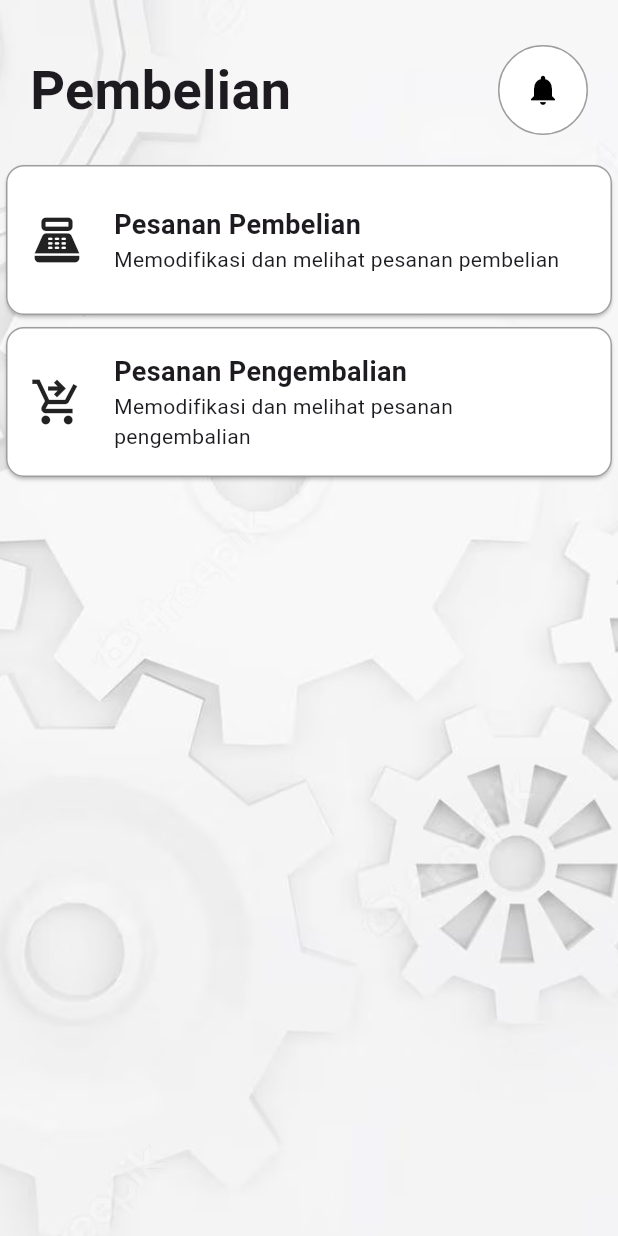
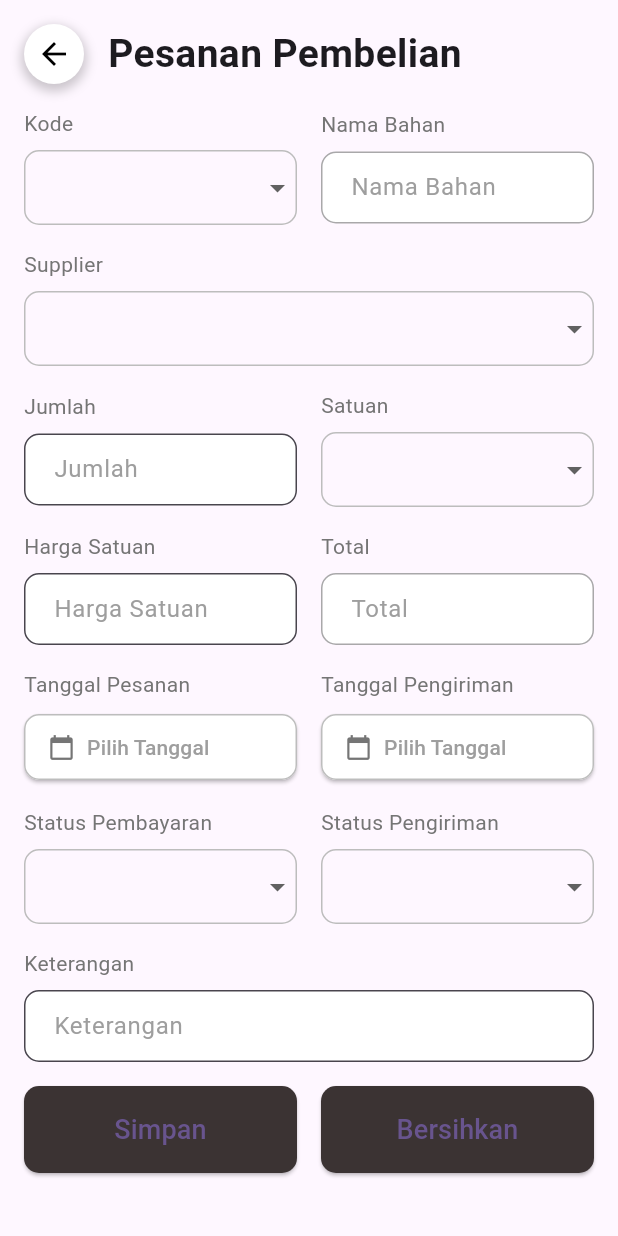
Before and after one commit to h0omanOnEarth/sistem_pencatatan_produksi_cv_bcn, a Flutter app: the MainPembelianAdministrasiScreen screen opened by its route, after a tap on "Pesanan Pembelian", on a phone screen of 412 x 824 dp. Run offline on Flutter 3.47's test engine with Material 2 defaults, Android fonts, the light colour scheme and no system bars; our stand-ins replace flutter_bloc.

Commit message:
form pesanan pembelian

```diff
--- a/lib/administrasi/main/main_administrasi.dart
+++ b/lib/administrasi/main/main_administrasi.dart
@@ -3,6 +3,7 @@ import 'package:sistem_manajemen_produksi_cv_bcn/administrasi/bottom_navigation_
 import 'package:sistem_manajemen_produksi_cv_bcn/administrasi/home_screen_administrasi.dart';
 import 'package:sistem_manajemen_produksi_cv_bcn/administrasi/main/main_laporan.dart';
 import 'package:sistem_manajemen_produksi_cv_bcn/administrasi/main/main_master.dart';
+import 'package:sistem_manajemen_produksi_cv_bcn/administrasi/pembelian/form_pesanan_pembelian.dart';
 import 'package:sistem_manajemen_produksi_cv_bcn/master/form/form_bahan.dart';
 import 'package:sistem_manajemen_produksi_cv_bcn/master/form/form_barang.dart';
 import 'package:sistem_manajemen_produksi_cv_bcn/master/form/form_mesin.dart';
@@ -71,7 +72,8 @@ class _MainAdministrasiState extends State<MainAdministrasi> {
             FormMasterBahanScreen.routeName: (context)=> const FormMasterBahanScreen(),
             FormMasterMesinScreen.routeName:(context)=> const FormMasterMesinScreen(),
             FormMasterBarangScreen.routeName:(context) =>const FormMasterBarangScreen(),
-            ListMasterPelangganScreen.routeName:(context) => const ListMasterPelangganScreen()
+            ListMasterPelangganScreen.routeName:(context) => const ListMasterPelangganScreen(),
+            FormPesananPembelianScreen.routeName:(context)=> const FormPesananPembelianScreen()
           });
   }
 }
--- a/lib/administrasi/main/main_pembelian.dart
+++ b/lib/administrasi/main/main_pembelian.dart
@@ -1,4 +1,5 @@
 import 'package:flutter/material.dart';
+import 'package:sistem_manajemen_produksi_cv_bcn/administrasi/pembelian/form_pesanan_pembelian.dart';
 import 'package:sistem_manajemen_produksi_cv_bcn/notifikasi_screen.dart';
 
 class MainPembelianAdministrasiScreen extends StatefulWidget {
@@ -74,8 +75,8 @@ class _MainMasterAdministrasiScreenState extends State<MainPembelianAdministrasi
                       ],
                     ),
                     const SizedBox(height: 16),
-                    const CardItem(icon: Icons.point_of_sale, textA: 'Pesanan Pembelian', textB: 'Memodifikasi dan melihat pesanan pembelian', pageRoute: '/page1'),
-                    const CardItem(icon: Icons.shopping_cart_checkout, textA: 'Pesanan Pengembalian', textB: 'Memodifikasi dan melihat pesanan pengembalian', pageRoute: '/page2'),
+                    const CardItem(icon: Icons.point_of_sale, textA: 'Pesanan Pembelian', textB: 'Memodifikasi dan melihat pesanan pembelian', pageRoute: FormPesananPembelianScreen()),
+                    const CardItem(icon: Icons.shopping_cart_checkout, textA: 'Pesanan Pengembalian', textB: 'Memodifikasi dan melihat pesanan pengembalian', pageRoute: FormPesananPembelianScreen()),
                   ],
                 ),
               ),
@@ -93,7 +94,7 @@ class CardItem extends StatelessWidget {
   final IconData icon;
   final String textA;
   final String textB;
-  final String pageRoute; // New property to specify the page route
+  final Widget pageRoute; // New property to specify the page route
 
   const CardItem({
     required this.icon,
@@ -106,7 +107,8 @@ class CardItem extends StatelessWidget {
   Widget build(BuildContext context) {
     return GestureDetector(
       onTap: () {
-        Navigator.pushNamed(context, pageRoute);
+              Navigator.push(context,MaterialPageRoute( builder: (context) => pageRoute,),
+            );
       },
       child: Card(
         color: Colors.white,
--- /dev/null
+++ b/lib/administrasi/pembelian/form_pesanan_pembelian.dart
@@ -0,0 +1,372 @@
+import 'package:intl/intl.dart';
+import 'package:flutter/material.dart';
+
+class FormPesananPembelianScreen extends StatefulWidget {
+  static const routeName = '/form_pesanan_pembelian_screen';
+
+  const FormPesananPembelianScreen({super.key});
+
+  @override
+  State<FormPesananPembelianScreen> createState() =>
+      _FormPesananPembelianScreenState();
+}
+
+class _FormPesananPembelianScreenState extends State<FormPesananPembelianScreen> {
+  DateTime? _selectedTanggalPengiriman;
+  DateTime? _selectedTanggalPesanan;
+  String? selectedKode;
+  String? selectedSupplier;
+  String? selectedSatuan;
+  String? selectedStatusPembayaran;
+  String? selectedStatusPengiriman;
+
+Future<void> _selectDate(BuildContext context, String label) async {
+  final DateTime? pickedDate = await showDatePicker(
+    context: context,
+    initialDate: DateTime.now(),
+    firstDate: DateTime(2000),
+    lastDate: DateTime(2101),
+  );
+  if (pickedDate != null && pickedDate != _selectedTanggalPesanan && pickedDate !=_selectedTanggalPengiriman) {
+    print("Picked Date: $pickedDate"); // Check if pickedDate is correct
+    setState(() {
+      if(label=='Tanggal Pesanan'){
+        _selectedTanggalPesanan = pickedDate;
+        print("_selectedDate: $_selectedTanggalPesanan"); // Check if _selectedDate is updated
+      }else if(label== 'Tanggal Pengiriman'){
+        _selectedTanggalPengiriman = pickedDate;
+        print("_selectedDate: $_selectedTanggalPengiriman"); // Check if _selectedDate is updated
+      }
+    });
+  }
+}
+
+  Widget buildTextField(String label, String placeholder,
+    {bool multiline = false, bool isEnabled = true}) {
+    return Column(
+      crossAxisAlignment: CrossAxisAlignment.start,
+      children: [
+        Text(
+          label,
+          style: TextStyle(
+            fontSize: 14,
+            color: Colors.grey[600],
+          ),
+        ),
+        SizedBox(height: 8.0),
+        TextField(
+          maxLines: multiline ? 3 : 1,
+          enabled: isEnabled,
+          decoration: InputDecoration(
+            hintText: placeholder,
+            filled: true,
+            fillColor: Colors.white,
+            border: OutlineInputBorder(
+              borderRadius: BorderRadius.circular(10.0),
+              borderSide: BorderSide(color: Colors.grey[400]!),
+            ),
+            contentPadding:
+                const EdgeInsets.symmetric(vertical: 12.0, horizontal: 16.0),
+            hintStyle: TextStyle(
+              color: Colors.grey[500],
+            ),
+          ),
+        ),
+      ],
+    );
+  }
+
+ Widget buildDropdown(String label, List<String> items) {
+  List<String> uniqueItems = items.toSet().toList(); // Remove duplicates
+  String? selectedValue;
+
+  if (label == 'Kode') {
+    selectedValue = selectedKode;
+  } else if (label == 'Supplier') {
+    selectedValue = selectedSupplier;
+  } else if (label == 'Satuan') {
+    selectedValue = selectedSatuan;
+  } else if(label== 'Status Pembayaran'){
+    selectedValue = selectedStatusPembayaran;
+  }else if (label== 'Status Pengiriman'){
+    selectedValue = selectedStatusPengiriman;
+  }
+
+  return Column(
+    crossAxisAlignment: CrossAxisAlignment.start,
+    children: [
+      Text(
+        label,
+        style: TextStyle(
+          fontSize: 14,
+          color: Colors.grey[600],
+        ),
+      ),
+      SizedBox(height: 8.0),
+      Container(
+        decoration: BoxDecoration(
+          borderRadius: BorderRadius.circular(10.0),
+          border: Border.all(color: Colors.grey[400]!),
+        ),
+        child: DropdownButton<String>(
+          isExpanded: true,
+          value: selectedValue,
+          underline: Container(),
+          items: uniqueItems.map((String value) {
+            return DropdownMenuItem<String>(
+              value: value,
+              child: Padding(
+                padding: const EdgeInsets.symmetric(
+                  vertical: 8.0,
+                  horizontal: 16.0,
+                ),
+                child: Text(
+                  value,
+                  style: TextStyle(color: Colors.black),
+                ),
+              ),
+            );
+          }).toList(),
+          onChanged: (String? newValue) {
+            setState(() {
+              if (label == 'Kode') {
+                selectedKode = newValue;
+              } else if (label == 'Supplier') {
+                selectedSupplier = newValue;
+              } else if (label == 'Satuan') {
+                selectedSatuan = newValue;
+              }else if (label == 'Status Pembayaran') {
+                selectedStatusPembayaran = newValue;
+              }else if (label == 'Status Pengiriman') {
+                selectedStatusPengiriman = newValue;
+              }
+
+            });
+          },
+        ),
+      ),
+    ],
+  );
+}
+
+
+Widget buildDateButton(String label) {
+  String dateText = 'Pilih Tanggal';
+  Color textColor = Colors.grey[500]!;
+
+  if (label == 'Tanggal Pesanan') {
+    dateText = _selectedTanggalPesanan == null
+        ? 'Pilih Tanggal'
+        : DateFormat.yMMMMd().format(_selectedTanggalPesanan!);
+    textColor = _selectedTanggalPesanan == null ? Colors.grey[500]! : Colors.black;
+  } else if (label == 'Tanggal Pengiriman') {
+    dateText = _selectedTanggalPengiriman == null
+        ? 'Pilih Tanggal'
+        : DateFormat.yMMMMd().format(_selectedTanggalPengiriman!);
+    textColor = _selectedTanggalPengiriman == null ? Colors.grey[500]! : Colors.black;
+  }
+
+  return Column(
+    crossAxisAlignment: CrossAxisAlignment.start,
+    children: [
+      Text(
+        label,
+        style: TextStyle(
+          fontSize: 14,
+          color: Colors.grey[600],
+        ),
+      ),
+      SizedBox(height: 8.0),
+      ElevatedButton(
+        onPressed: () {
+          _selectDate(context, label);
+        },
+        style: ElevatedButton.styleFrom(
+          padding: EdgeInsets.symmetric(vertical: 12.0, horizontal: 16.0),
+          backgroundColor: Colors.white,
+          shape: RoundedRectangleBorder(
+            borderRadius: BorderRadius.circular(10.0),
+            side: BorderSide(color: Colors.grey[400]!),
+          ),
+        ),
+        child: Row(
+          children: [
+            Icon(
+              Icons.calendar_today,
+              color: Colors.grey[600],
+            ),
+            SizedBox(width: 8.0),
+            Text(
+              dateText,
+              style: TextStyle(
+                color: textColor,
+              ),
+            ),
+          ],
+        ),
+      ),
+    ],
+  );
+}
+
+
+  @override
+  Widget build(BuildContext context) {
+    return Scaffold(
+      body: SafeArea(
+        child: SingleChildScrollView(
+          child: Container(
+            padding: const EdgeInsets.all(16.0),
+            child: Column(
+              crossAxisAlignment: CrossAxisAlignment.stretch,
+              children: [
+                Row(
+                  children: [
+                    InkWell(
+                      onTap: () {
+                        Navigator.pop(context);
+                      },
+                      child: Container(
+                        decoration: BoxDecoration(
+                          shape: BoxShape.circle,
+                          boxShadow: [
+                            BoxShadow(
+                              color: Colors.black.withOpacity(0.2),
+                              spreadRadius: 2,
+                              blurRadius: 5,
+                              offset: const Offset(0, 3),
+                            ),
+                          ],
+                        ),
+                        child:const CircleAvatar(
+                          backgroundColor: Colors.white,
+                          child: Icon(Icons.arrow_back, color: Colors.black),
+                        ),
+                      ),
+                    ),
+                   const SizedBox(width: 16.0),
+                    const Text(
+                      'Pesanan Pembelian',
+                      style: TextStyle(
+                        fontSize: 26,
+                        fontWeight: FontWeight.bold,
+                      ),
+                    ),
+                  ],
+                ),
+                const SizedBox(height: 16.0),
+                Row(
+                  children: [
+                    Expanded(
+                      child: buildDropdown('Kode', ['Kode A', 'Kode B', 'Kode C']),
+                    ),
+                    SizedBox(width: 16.0),
+                    Expanded(
+                      child: buildTextField('Nama Bahan', 'Nama Bahan', isEnabled: false),
+                    ),
+                  ],
+                ),
+                const SizedBox(height: 16.0,),
+                buildDropdown('Supplier', ['Supplier 1', 'Supplier 2']),
+                const SizedBox(height: 16.0),
+                Row(
+                  children: [
+                    Expanded(child: buildTextField('Jumlah', 'Jumlah')),
+                    SizedBox(width: 16.0),
+                    Expanded(
+                      child: buildDropdown('Satuan', ['Kg', 'Gram', 'Ons', 'Inc']),
+                    ),
+                  ],
+                ),
+                const SizedBox(height: 16),
+                 Row(
+                  children: [
+                    Expanded(
+                      child: buildTextField('Harga Satuan', 'Harga Satuan'),
+                    ),
+                    SizedBox(width: 16.0),
+                    Expanded(
+                      child: buildTextField('Total', 'Total', isEnabled: false),
+                    ),
+                  ],
+                ),
+                const SizedBox(height: 16.0,),
+                Row(
+                  children: [
+                    Expanded(
+                      child: buildDateButton('Tanggal Pesanan'),
+                    ),
+                    SizedBox(width: 16.0),
+                    Expanded(
+                      child: buildDateButton('Tanggal Pengiriman')
+                    ),
+                  ],
+                ),
+                const SizedBox(height: 16.0,),
+                Row(
+                  children: [
+                    Expanded(
+                      child: buildDropdown('Status Pembayaran', ['Belum Bayar','Dalam Proses','Selesai']),
+                    ),
+                    SizedBox(width: 16.0),
+                    Expanded(
+                      child: buildDropdown('Status Pengiriman', ['Dalam Proses', 'Selesai']),
+                    ),
+                  ],
+                ),
+                const SizedBox(height: 16.0,),
+                buildTextField('Keterangan', 'Keterangan'),
+                const SizedBox(height: 16.0,),
+                Row(
+                  children: [
+                    Expanded(
+                      child: ElevatedButton(
+                        onPressed: () {
+                          // Handle save button press
+                        },
+                        style: ElevatedButton.styleFrom(
+                          backgroundColor: Color.fromRGBO(59, 51, 51, 1),
+                          shape: RoundedRectangleBorder(
+                            borderRadius: BorderRadius.circular(10.0),
+                          ),
+                        ),
+                        child: const Padding(
+                          padding: const EdgeInsets.symmetric(vertical: 16.0),
+                          child: Text(
+                            'Simpan',
+                            style: TextStyle(fontSize: 18),
+                          ),
+                        ),
+                      ),
+                    ),
+                    SizedBox(width: 16.0),
+                    Expanded(
+                      child: ElevatedButton(
+                        onPressed: () {
+                          // Handle clear button press
+                        },
+                        style: ElevatedButton.styleFrom(
+                          backgroundColor: Color.fromRGBO(59, 51, 51, 1),
+                          shape: RoundedRectangleBorder(
+                            borderRadius: BorderRadius.circular(10.0),
+                          ),
+                        ),
+                        child: const Padding(
+                          padding:  EdgeInsets.symmetric(vertical: 16.0),
+                          child: Text(
+                            'Bersihkan',
+                            style: TextStyle(fontSize: 18),
+                          ),
+                        ),
+                      ),
+                    ),
+                  ],
+                ),
+              ],
+            ),
+          ),
+        ),
+      ),
+    );
+  }
+}
```
Also changed, not shown: lib/administrasi/pembelian/form_pengembalian.dart (added).
